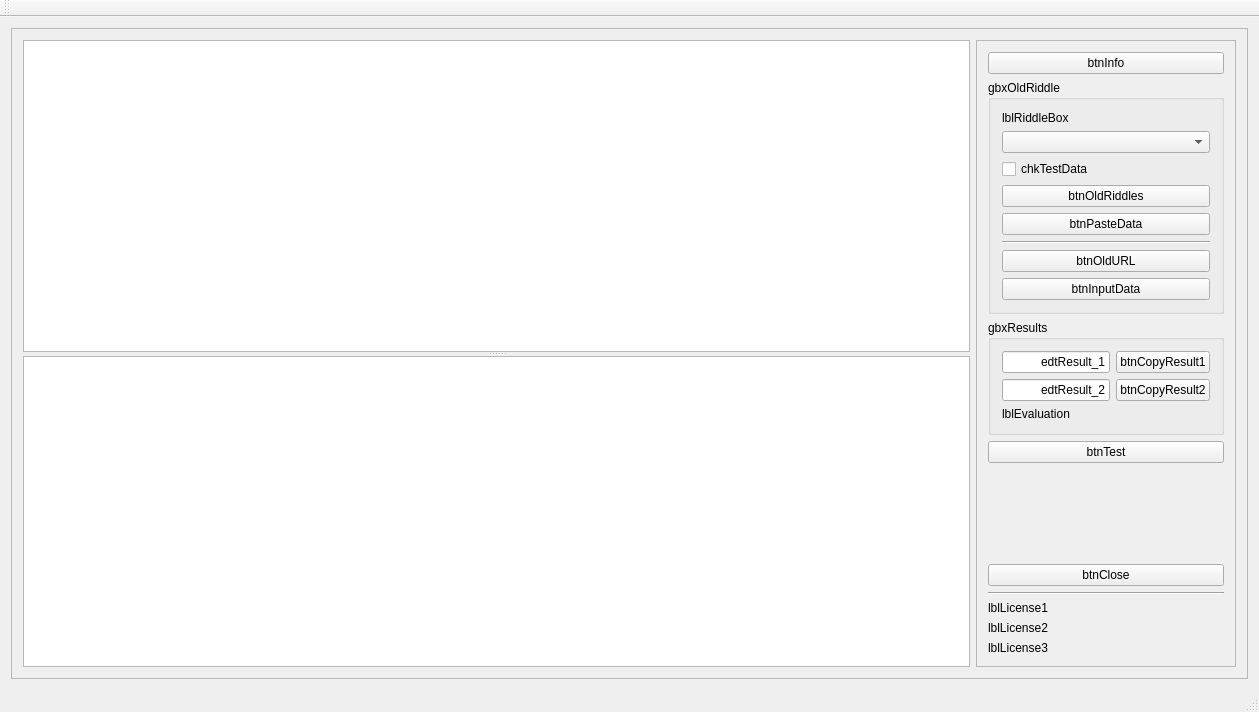
This is source/MainWindow.ui in adeccscholar/Advent_of_Code_2024 as Qt 5 draws it before an edit. The edited form follows.
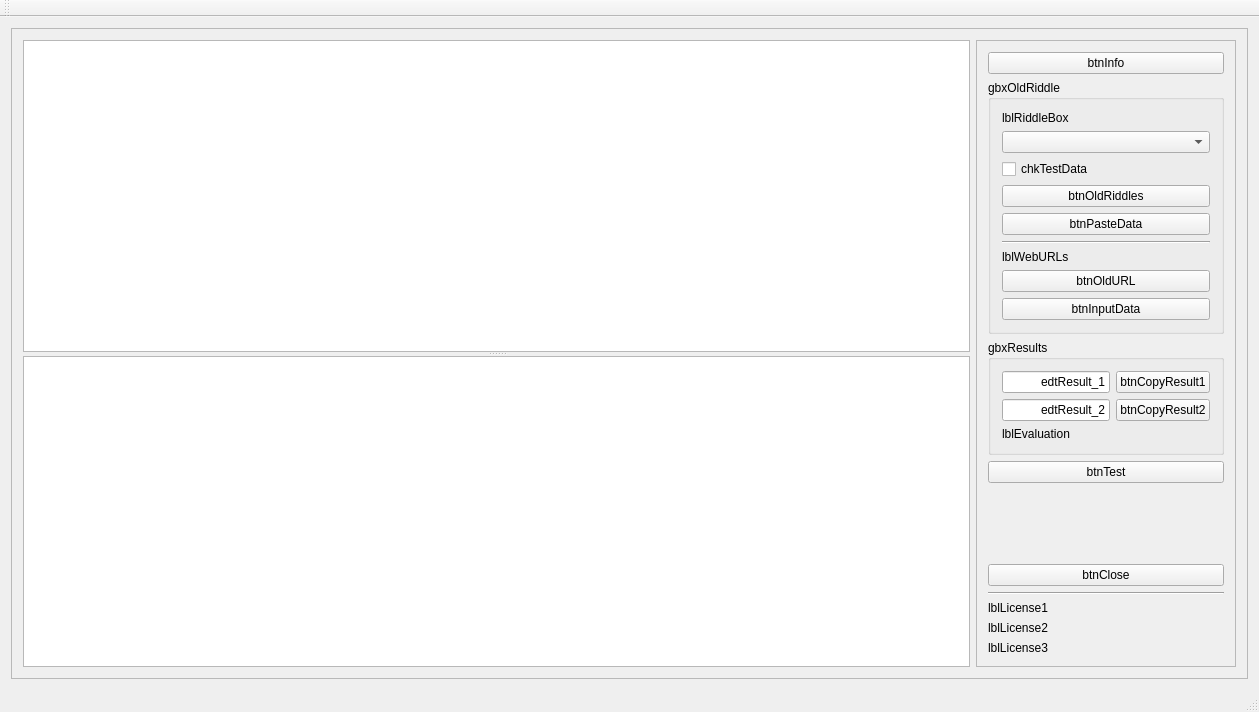
This is the edited form.

Commit message: Refactoring the grid_2D class into a template with differentiation between row-major and column-major layouts, controlled via the enum Ekind. Coordinates as a subclass within grid_2D, with a data member referencing the grid. Distance as a subtype of the coordinates. Refactor operators involving differences to use std::expected with overflow handling.

Diff of the .ui file:
```diff
--- a/source/MainWindow.ui
+++ b/source/MainWindow.ui
@@ -149,6 +149,13 @@
                </property>
               </widget>
              </item>
+             <item>
+              <widget class="QLabel" name="lblWebURLs">
+               <property name="text">
+                <string>lblWebURLs</string>
+               </property>
+              </widget>
+             </item>
              <item>
               <widget class="QPushButton" name="btnOldURL">
                <property name="text">
```
The commit also changes 15 other files.
